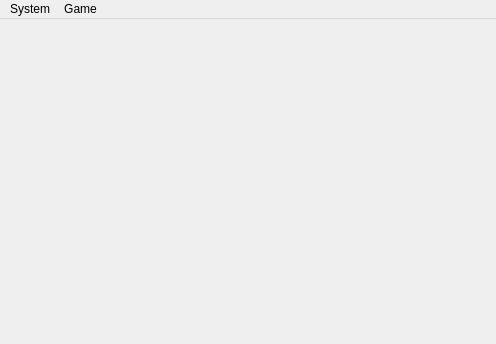
The window that src/Scorche/mainwindow.ui (benapetr/OpenScorchedEarth) describes before a commit, drawn with Qt 5.
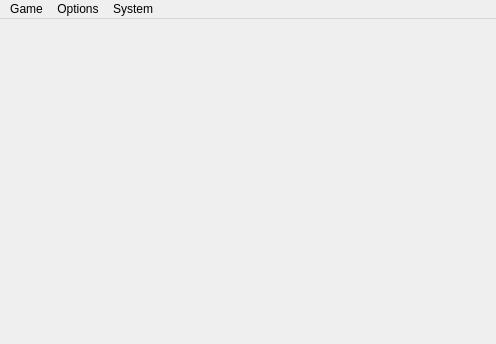
The same window after the commit.

The edit to the form file:
```diff
--- a/src/Scorche/mainwindow.ui
+++ b/src/Scorche/mainwindow.ui
@@ -58,8 +58,15 @@
     <addaction name="actionBots_enable_quick_aim"/>
     <addaction name="actionNew_game"/>
    </widget>
-   <addaction name="menuSystem"/>
+   <widget class="QMenu" name="menuOptions">
+    <property name="title">
+     <string>Options</string>
+    </property>
+    <addaction name="actionBots_enable_quick_aim"/>
+   </widget>
    <addaction name="menuGame"/>
+   <addaction name="menuOptions"/>
+   <addaction name="menuSystem"/>
   </widget>
   <action name="actionRendering">
    <property name="checkable">
```
Left out of the diff: 1 changed line with no effect on the pictures.
